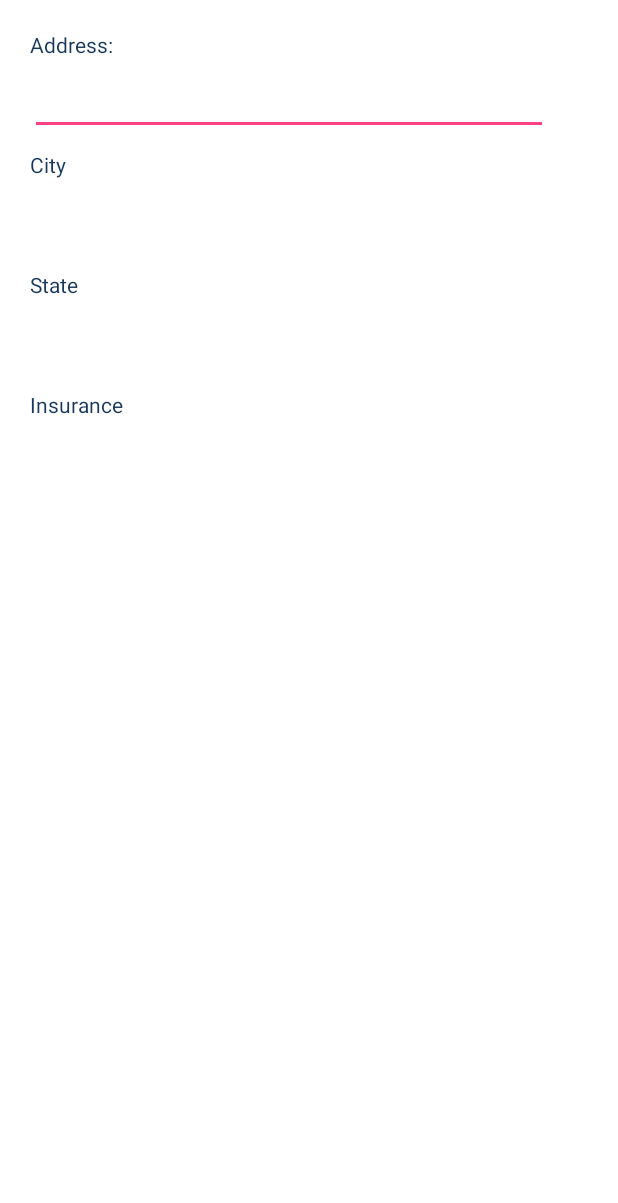
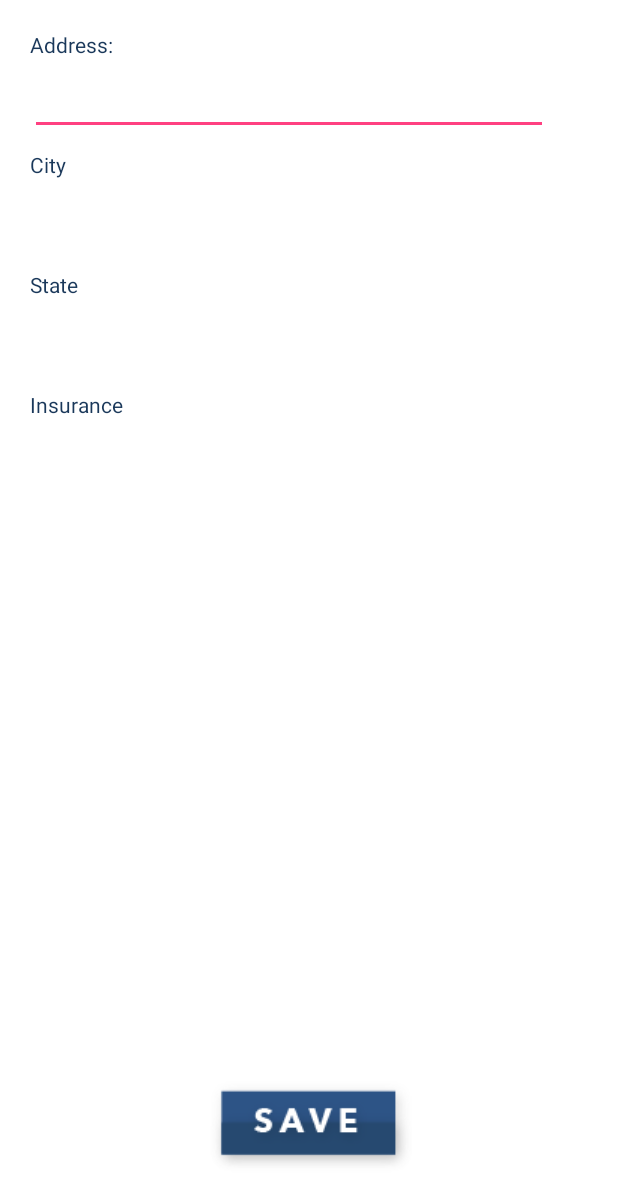
Before and after one commit to Shebeck/MetisReferrals, an Android app: the SignInCont screen opened directly, with no data from a screen before it, on a phone screen of 412 x 824 dp. Shown: the top 1203 px of the screen. Run offline under Robolectric (Android 15) with nearby library versions, the phone set to English and light mode, and no system bars; 1 statement that could not run was skipped.

Commit message:
added submit and sign in button and their functionality

```diff
--- a/app/src/main/java/com/example/bryanshebeck/metisreferrals/SignInCont.java
+++ b/app/src/main/java/com/example/bryanshebeck/metisreferrals/SignInCont.java
@@ -1,7 +1,10 @@
 package com.example.bryanshebeck.metisreferrals;
 
+import android.content.Intent;
 import android.support.v7.app.AppCompatActivity;
 import android.os.Bundle;
+import android.view.View;
+import android.widget.ImageButton;
 
 public class SignInCont extends AppCompatActivity {
 
@@ -9,5 +12,13 @@ public class SignInCont extends AppCompatActivity {
     protected void onCreate(Bundle savedInstanceState) {
         super.onCreate(savedInstanceState);
         setContentView(R.layout.signin_cont);
+
+        ImageButton nextButton = (ImageButton) findViewById(R.id.persistentHomeButton);
+        nextButton.setOnClickListener(new View.OnClickListener() {
+            @Override
+            public void onClick(View v) {
+                startActivity(new Intent(SignInCont.this, Home.class));
+            }
+        });
     }
 }
--- a/app/src/main/res/layout/myappt.xml
+++ b/app/src/main/res/layout/myappt.xml
@@ -51,4 +51,5 @@
         app:srcCompat="@drawable/onedochdpi"
         android:layout_alignParentBottom="true"
         android:layout_toEndOf="@+id/persistentDocButton" />
+
 </RelativeLayout>
--- a/app/src/main/res/layout/signin_cont.xml
+++ b/app/src/main/res/layout/signin_cont.xml
@@ -94,5 +94,15 @@
         android:layout_below="@+id/insuranceText"
         android:layout_alignStart="@+id/insuranceText" />
 
+    <ImageButton
+        android:id="@+id/saveRegistration"
+        android:layout_width="wrap_content"
+        android:layout_height="wrap_content"
+        android:layout_marginBottom="40dp"
+        android:background="@android:color/background_light"
+        app:srcCompat="@drawable/savebuttonxhdpi"
+        android:layout_alignParentBottom="true"
+        android:layout_centerHorizontal="true" />
+
 
 </RelativeLayout>
```
Also changed, not shown: app/src/main/java/com/example/bryanshebeck/metisreferrals/SignIn.java (+10 -0 lines), app/src/main/res/layout/about.xml (+8 -0 lines), app/src/main/res/layout/signin.xml (+9 -0 lines), app/src/main/res/drawable/1Apptshdpi.png (deleted), app/src/main/res/drawable/1Apptsldpi.png (deleted), app/src/main/res/drawable/1Apptsmdpi.png (deleted), app/src/main/res/drawable/1Apptsxhdpi.png (deleted), app/src/main/res/drawable/1Apptsxxhdpi.png (deleted), app/src/main/res/drawable/1Apptsxxxhdpi.png (deleted), app/src/main/res/drawable/aboutheadhdpi.png (deleted), app/src/main/res/drawable/aboutheadldpi.png (deleted), app/src/main/res/drawable/aboutheadmdpi.png (deleted), app/src/main/res/drawable/aboutheadxhdpi.png (deleted), app/src/main/res/drawable/aboutheadxxhdpi.png (deleted), 1 more files.
